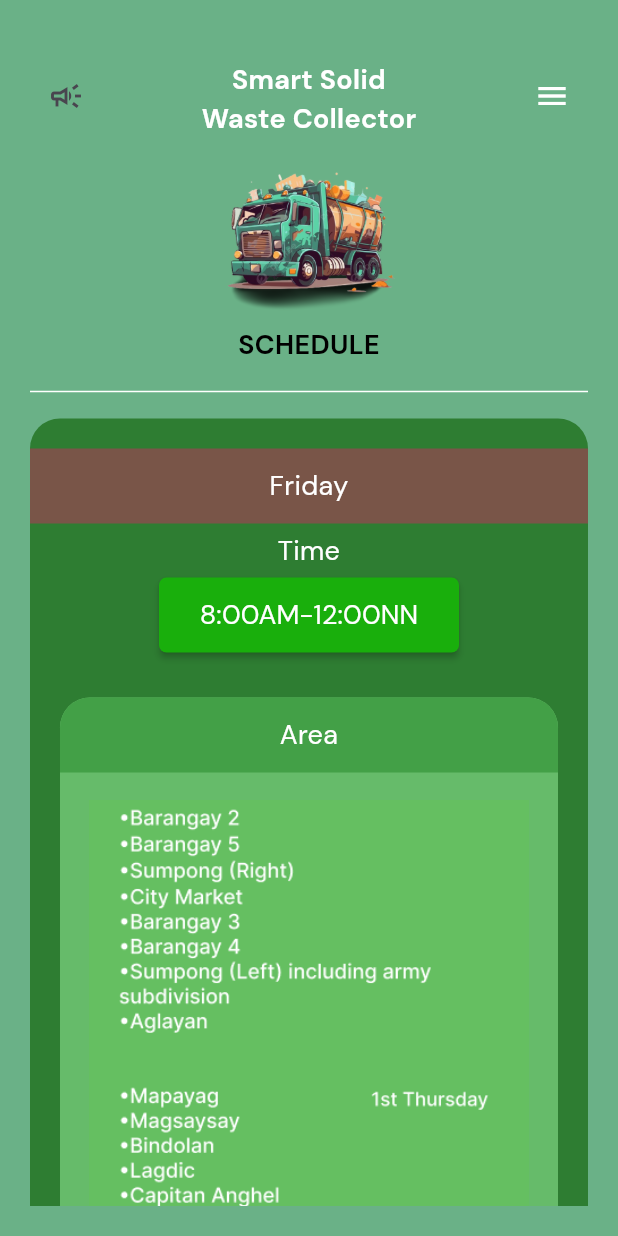
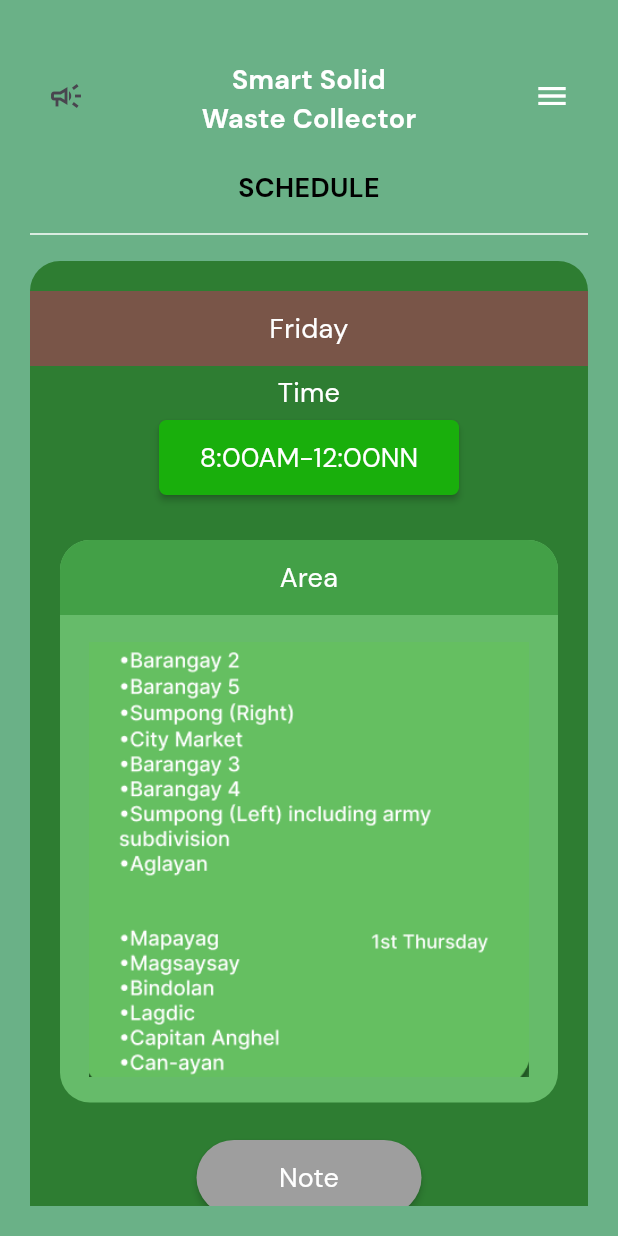
Before and after one commit to lansoyyy/Smart-waste-mobile, a Flutter app: the ScheduleScreen screen opened directly, on a phone screen of 412 x 824 dp. Run offline on Flutter 3.47's test engine with Material 3 defaults, Android fonts, the phone set to English and light mode, and no system bars; our stand-ins replace cloud_firestore, firebase_auth, firebase_core, firebase_database, firebase_storage, fluttertoast and 5 more; missing offline and left inert: flutter_inapp_notifications; accounts and stored records are empty.

Commit message:
fix initial issue

```diff
--- a/lib/main.dart
+++ b/lib/main.dart
@@ -11,6 +11,7 @@ void main() async {
     name: 'garbage-collector-8c46b',
     options: DefaultFirebaseOptions.currentPlatform,
   );
+  await GetStorage.init();
   runApp(const MyApp());
 }
 
--- a/lib/screens/schedule_screen.dart
+++ b/lib/screens/schedule_screen.dart
@@ -108,9 +108,8 @@ Mapayag - Can - ayan\n1st Thursday of the month
                             fontFamily: 'Bold',
                           ),
                         ),
-                        Image.asset(
-                          'assets/images/image-removebg-preview (7) 1.png',
-                          height: 125,
+                        const SizedBox(
+                          height: 20,
                         ),
                         TextWidget(
                           text: 'SCHEDULE',
--- a/pubspec.yaml
+++ b/pubspec.yaml
@@ -44,7 +44,6 @@ dependencies:
   google_maps_flutter:
   flutter_map:
   qr_code_scanner: ^1.0.0
-  flutter_barcode_scanner:
   qr_flutter:
   intl:
   firebase_database:
```
Also changed, not shown: pubspec.lock, 2 other files.
